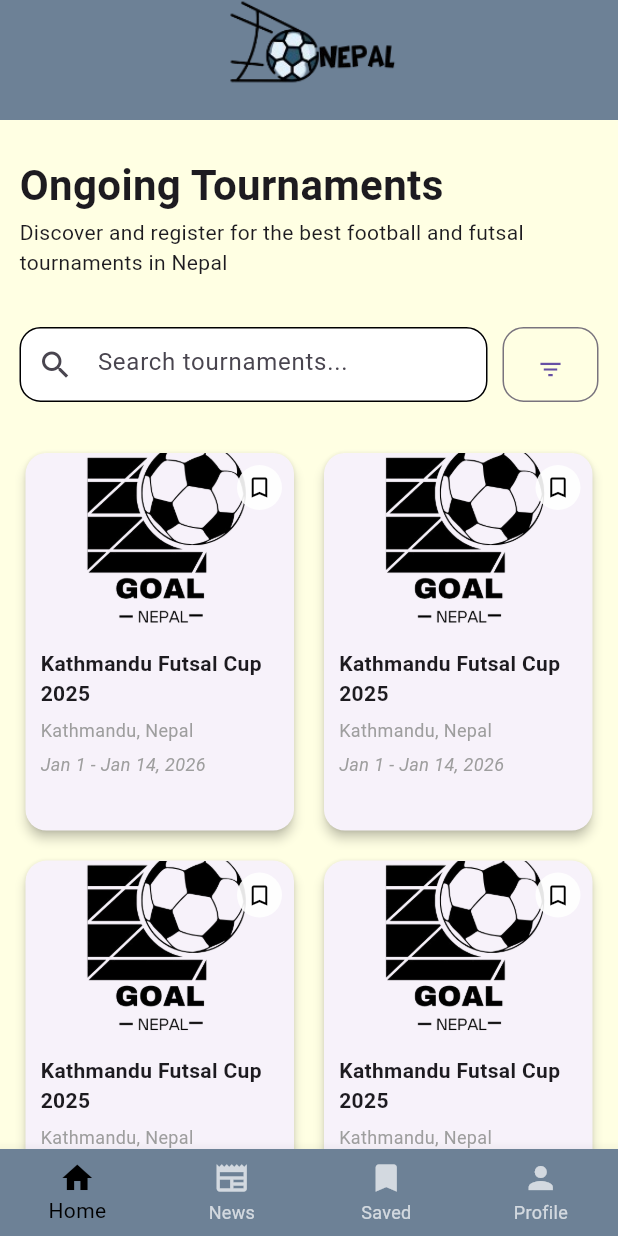
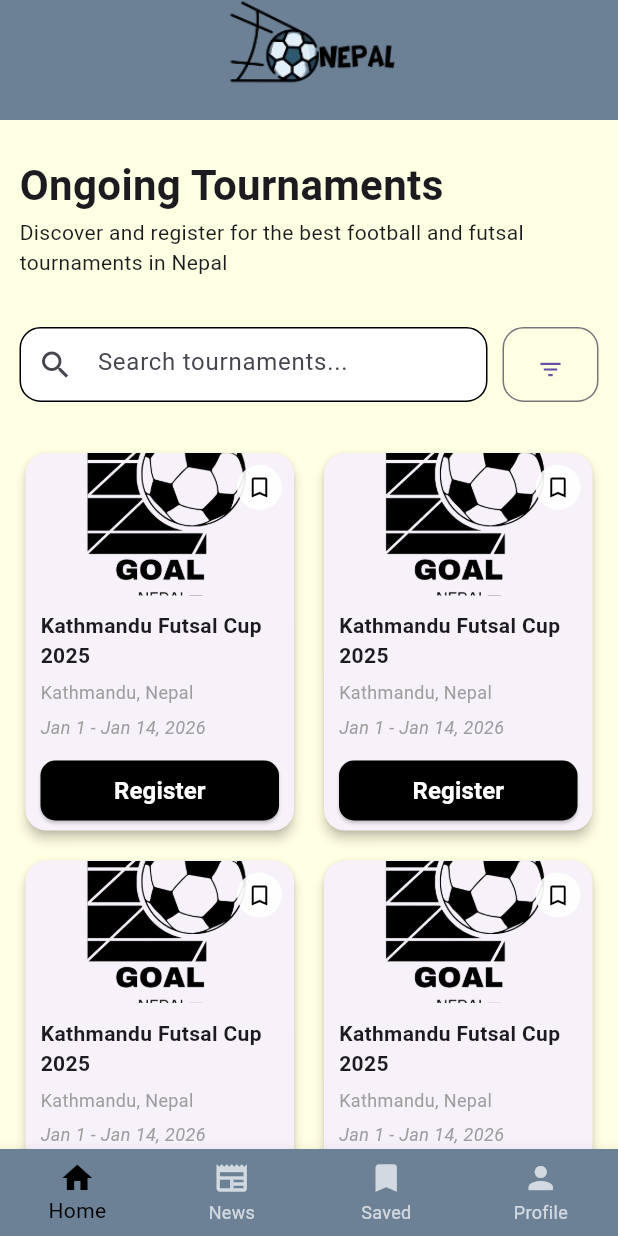
Before and after one commit to sanstha1/GoalNepal_Flutter, a Flutter app: the screen it shows after launch, on a phone screen of 412 x 824 dp. Run offline on Flutter 3.47's test engine with Material 3 defaults, Android fonts, the phone set to English and light mode, and no system bars; our stand-ins replace smooth_page_indicator.

Commit message:
Changes done on both

```diff
--- a/lib/screens/buttom_screens/home_screen.dart
+++ b/lib/screens/buttom_screens/home_screen.dart
@@ -54,7 +54,7 @@ class _HomeScreenState extends State<HomeScreen> {
                     title: "Kathmandu Futsal Cup 2025",
                     location: "Kathmandu, Nepal",
                     date: "Jan 1 - Jan 14, 2026",
-                    imagePath: 'assets/images/logo.png',
+                    imagePath: 'assets/images/logo.png', onRegister: () {  },
                   ),
                   childCount: 6,
                 ),
--- a/lib/widgets/tournament_card.dart
+++ b/lib/widgets/tournament_card.dart
@@ -5,6 +5,7 @@ class TournamentCard extends StatelessWidget {
   final String location;
   final String date;
   final String imagePath;
+  final VoidCallback onRegister;
 
   const TournamentCard({
     super.key,
@@ -12,6 +13,7 @@ class TournamentCard extends StatelessWidget {
     required this.location,
     required this.date,
     required this.imagePath,
+    required this.onRegister,
   });
 
   @override
@@ -21,16 +23,19 @@ class TournamentCard extends StatelessWidget {
       shape: RoundedRectangleBorder(
         borderRadius: BorderRadius.circular(14),
       ),
+      child: SizedBox(
+        height: 250,
         child: Stack(
           children: [
             Column(
               crossAxisAlignment: CrossAxisAlignment.start,
+              mainAxisSize: MainAxisSize.min,
               children: [
                 ClipRRect(
                   borderRadius: const BorderRadius.vertical(top: Radius.circular(14)),
                   child: Image.asset(
                     imagePath,
-                  height: 120,
+                    height: 95,
                     width: double.infinity,
                     fit: BoxFit.cover,
                   ),
@@ -39,6 +44,7 @@ class TournamentCard extends StatelessWidget {
                   padding: const EdgeInsets.all(10),
                   child: Column(
                     crossAxisAlignment: CrossAxisAlignment.start,
+                    mainAxisSize: MainAxisSize.min,
                     children: [
                       Text(
                         title,
@@ -66,6 +72,30 @@ class TournamentCard extends StatelessWidget {
                           fontStyle: FontStyle.italic,
                         ),
                       ),
+                      const SizedBox(height: 10),
+                      SizedBox(
+                        width: double.infinity,
+                        child: ElevatedButton(
+                          onPressed: onRegister,
+                          style: ElevatedButton.styleFrom(
+                            backgroundColor: Colors.black,
+                            padding: const EdgeInsets.symmetric(
+                              vertical: 8,
+                            ),
+                            shape: RoundedRectangleBorder(
+                              borderRadius: BorderRadius.circular(10),
+                            ),
+                          ),
+                          child: const Text(
+                            "Register",
+                            style: TextStyle(
+                              color: Colors.white,
+                              fontSize: 16,
+                              fontWeight: FontWeight.bold,
+                            ),
+                          ),
+                        ),
+                      ),
                     ],
                   ),
                 ),
@@ -90,6 +120,7 @@ class TournamentCard extends StatelessWidget {
             ),
           ],
         ),
+      ),
     );
   }
 }
```
Lines whose indentation alone changed are shown as unchanged.
